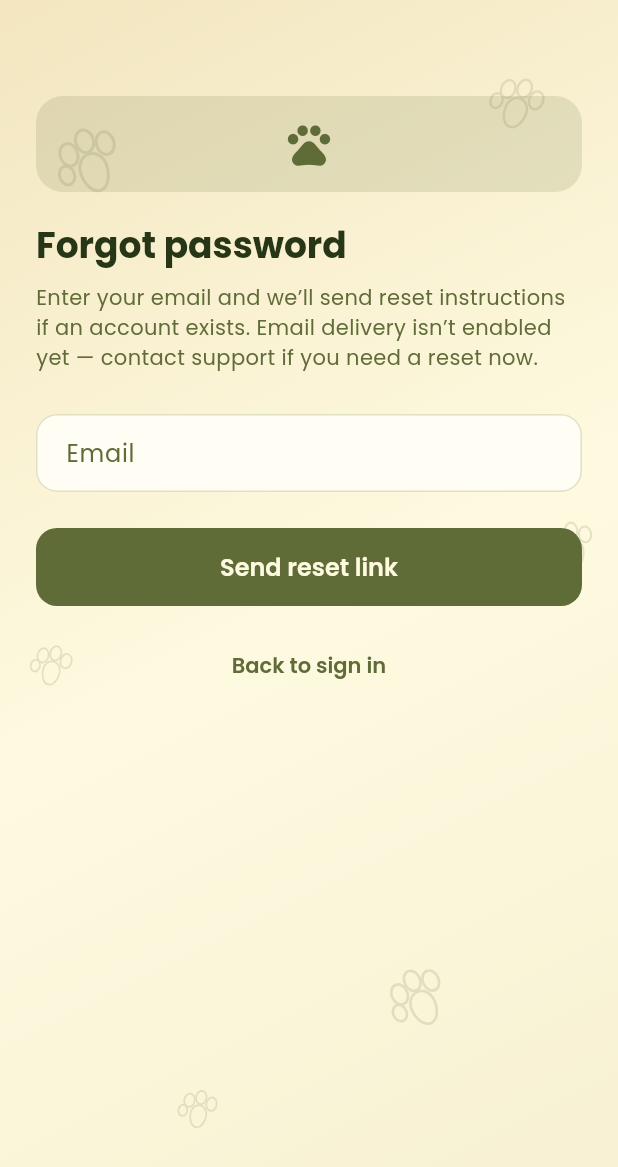
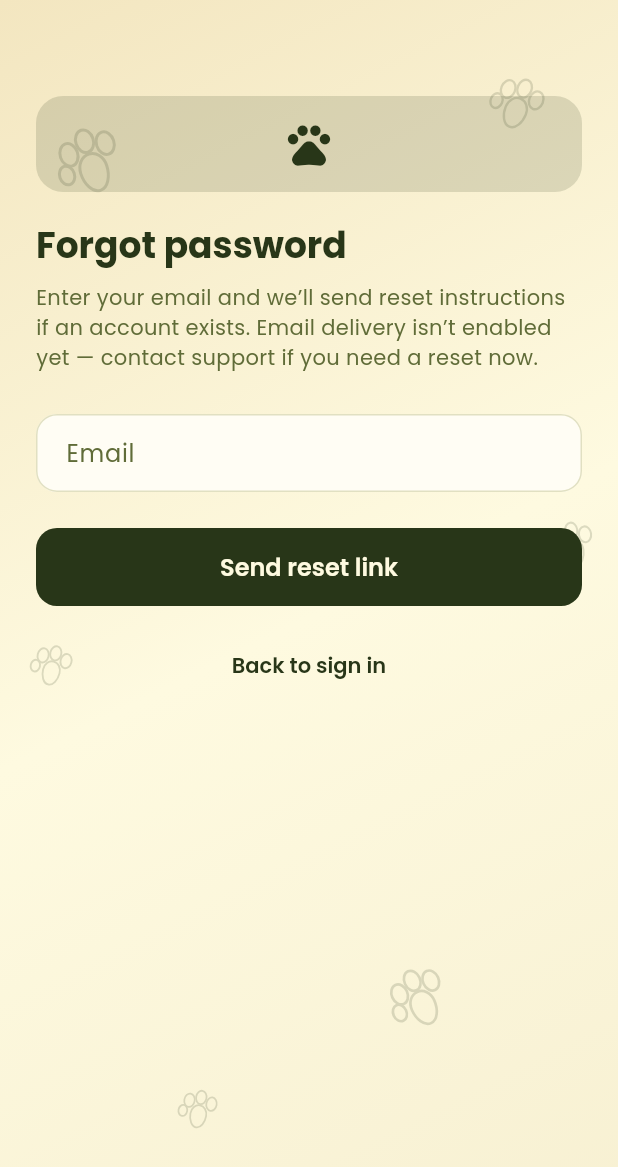
Before and after one commit to charbel12/petly, a Flutter app: the ForgotPasswordScreen screen opened by its route, on a phone screen of 412 x 824 dp. Shown: the top 1167 px of the screen. Run offline on Flutter 3.47's test engine with Material 3 defaults, Android fonts, the phone set to English and light mode, and no system bars; our stand-ins replace connectivity_plus, dio, flutter_riverpod, flutter_secure_storage, flutter_svg, geolocator and 3 more; accounts and stored records are empty; network calls fail.

Commit message:
Use black-forest for light primary so nav selection reads clearly
Olive was serving as both button/nav color and muted text, which flattened
the bottom bar. Forest is now the light primary; olive stays muted copy.

Co-authored-by: charbel12 <charbel12@users.noreply.github.com>

```diff
--- a/mobile/lib/core/constants/app_constants.dart
+++ b/mobile/lib/core/constants/app_constants.dart
@@ -14,7 +14,7 @@ class AppColors {
   static const sageMist = 0xFFB7BA94;
 
   // Semantic — light
-  static const primary = oliveLeaf;
+  static const primary = blackForest;
   static const accent = sunlitClay;
   static const secondary = copperwood;
   static const secondarySoft = sunlitClay;
--- a/mobile/lib/core/theme/app_tokens.dart
+++ b/mobile/lib/core/theme/app_tokens.dart
@@ -46,7 +46,7 @@ class AppTokens {
   final double pawOpacity;
 
   static const light = AppTokens(
-    brandPrimary: Color(AppColors.oliveLeaf),
+    brandPrimary: Color(AppColors.blackForest),
     brandAccent: Color(AppColors.sunlitClay),
     brandSecondary: Color(AppColors.copperwood),
     brandSecondarySoft: Color(AppColors.sunlitClay),
```
Also changed, not shown: 1 other file.
